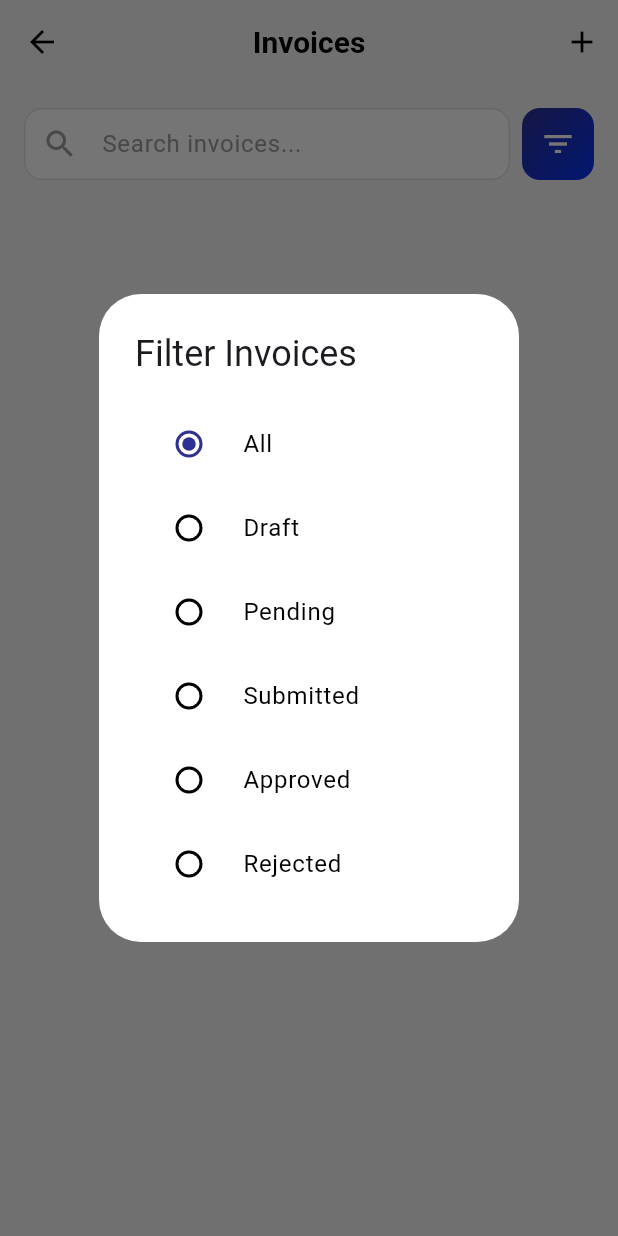
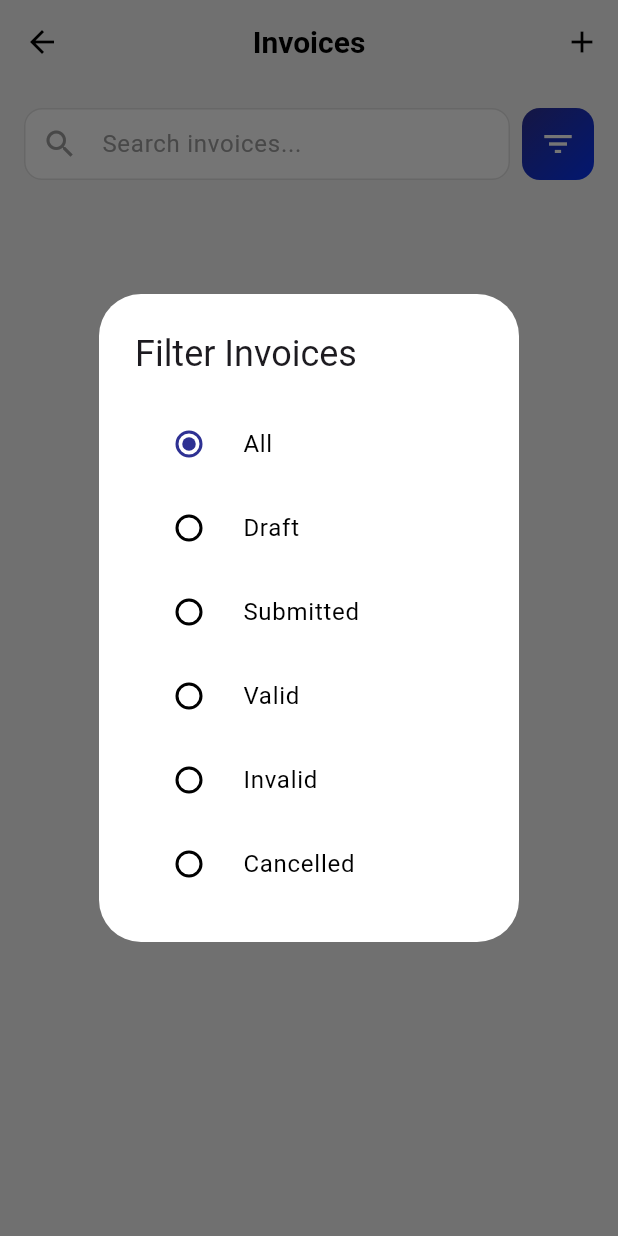
Before and after one commit to jocelyngan2005/smeasy, a Flutter app: the InvoiceListScreen screen opened directly, after a tap on the "filter list" icon, on a phone screen of 412 x 824 dp. Run offline on Flutter 3.47's test engine with Material 3 defaults, Android fonts, the phone set to English and light mode, and no system bars; our stand-ins replace cloud_firestore, firebase_auth, firebase_core, fl_chart, flutter_dotenv, geolocator and 5 more; accounts and stored records are empty; Roboto replaces fonts that are missing (Sen); project files that could hold a hidden picture were left out.

Commit message:
Updated invoice status

```diff
--- a/myinvoicemate/lib/backend/compliance/services/compliance_service.dart
+++ b/myinvoicemate/lib/backend/compliance/services/compliance_service.dart
@@ -62,7 +62,7 @@ class ComplianceService {
         }
       }
 
-      if (requiresSubmission && status == 'validated') {
+      if (requiresSubmission && status == 'submitted') {
         final dueTs = data['dueDate'];
         if (dueTs is Timestamp && dueTs.toDate().isBefore(now)) {
           overdueInvoices++;
--- a/myinvoicemate/lib/backend/invoice/models/invoice_adapter.dart
+++ b/myinvoicemate/lib/backend/invoice/models/invoice_adapter.dart
@@ -61,17 +61,18 @@ extension InvoiceBuilder on Invoice {
     // Map status string to ComplianceStatus enum
     ComplianceStatus complianceStatus;
     switch (status.toLowerCase()) {
+      case 'validated': // legacy — map to submitted
       case 'submitted':
         complianceStatus = ComplianceStatus.submitted;
         break;
-      case 'accepted':
-        complianceStatus = ComplianceStatus.accepted;
+      case 'valid':
+        complianceStatus = ComplianceStatus.valid;
         break;
-      case 'rejected':
-        complianceStatus = ComplianceStatus.rejected;
+      case 'invalid':
+        complianceStatus = ComplianceStatus.invalid;
         break;
-      case 'validated':
-        complianceStatus = ComplianceStatus.validated;
+      case 'cancelled':
+        complianceStatus = ComplianceStatus.cancelled;
         break;
       default:
         complianceStatus = ComplianceStatus.draft;
@@ -244,14 +245,12 @@ extension InvoiceCompat on Invoice {
     switch (complianceStatus) {
       case ComplianceStatus.draft:
         return 'draft';
-      case ComplianceStatus.validated:
-        return 'validated';
       case ComplianceStatus.submitted:
         return 'submitted';
-      case ComplianceStatus.accepted:
-        return 'accepted';
-      case ComplianceStatus.rejected:
-        return 'rejected';
+      case ComplianceStatus.valid:
+        return 'valid';
+      case ComplianceStatus.invalid:
+        return 'invalid';
       case ComplianceStatus.cancelled:
         return 'cancelled';
     }
--- a/myinvoicemate/lib/backend/invoice/models/invoice_model.dart
+++ b/myinvoicemate/lib/backend/invoice/models/invoice_model.dart
@@ -318,14 +318,12 @@ enum InvoiceType {
 enum ComplianceStatus {
   @JsonValue('draft')
   draft,
-  @JsonValue('validated')
-  validated,
   @JsonValue('submitted')
   submitted,
-  @JsonValue('accepted')
-  accepted,
-  @JsonValue('rejected')
-  rejected,
+  @JsonValue('valid')
+  valid,
+  @JsonValue('invalid')
+  invalid,
   @JsonValue('cancelled')
   cancelled,
 }
--- a/myinvoicemate/lib/backend/invoice/services/firestore_invoice_service.dart
+++ b/myinvoicemate/lib/backend/invoice/services/firestore_invoice_service.dart
@@ -97,7 +97,7 @@ class FirestoreInvoiceService {
         .where('createdBy', isEqualTo: userId)
         .where('isDeleted', isEqualTo: false)
         .where('requiresSubmission', isEqualTo: true)
-        .where('complianceStatus', isEqualTo: ComplianceStatus.validated.name)
+        .where('complianceStatus', isEqualTo: ComplianceStatus.submitted.name)
         .get();
     return snap.docs
         .map((d) => Invoice.fromJson(_fromFirestoreMap(d.data())..['id'] = d.id))
@@ -182,12 +182,12 @@ class FirestoreInvoiceService {
   // ANALYTICS (aggregated queries)
   // =========================================================================
 
-  /// Total revenue for [userId] across all accepted invoices.
+  /// Total revenue for [userId] across all valid invoices.
   Future<double> getTotalRevenue(String userId) async {
     final snap = await _invoices
         .where('createdBy', isEqualTo: userId)
         .where('isDeleted', isEqualTo: false)
-        .where('complianceStatus', isEqualTo: ComplianceStatus.accepted.name)
+        .where('complianceStatus', isEqualTo: ComplianceStatus.valid.name)
         .get();
     return snap.docs.fold<double>(
       0.0,
@@ -228,9 +228,9 @@ class FirestoreInvoiceService {
     for (final doc in snap.docs) {
       final data = doc.data();
       final status = data['complianceStatus'] as String?;
-      if (status == ComplianceStatus.validated.name) pending++;
+      if (status == ComplianceStatus.submitted.name) pending++;
       if (status == ComplianceStatus.submitted.name ||
-          status == ComplianceStatus.accepted.name) submitted++;
+          status == ComplianceStatus.valid.name) submitted++;
       revenue += ((data['totalAmount'] as num?) ?? 0).toDouble();
     }
 
--- a/myinvoicemate/lib/backend/invoice/services/invoice_orchestrator.dart
+++ b/myinvoicemate/lib/backend/invoice/services/invoice_orchestrator.dart
@@ -284,7 +284,7 @@ class InvoiceGenerationOrchestrator {
       }
 
       if (invoice.complianceStatus == ComplianceStatus.submitted ||
-          invoice.complianceStatus == ComplianceStatus.accepted) {
+          invoice.complianceStatus == ComplianceStatus.valid) {
         return SubmissionResult(
           success: false,
           message: 'Invoice already submitted',
--- a/myinvoicemate/lib/backend/invoice/services/invoice_service.dart
+++ b/myinvoicemate/lib/backend/invoice/services/invoice_service.dart
@@ -166,7 +166,7 @@ class InvoiceService {
         subtotal: 16000.00,
         taxAmount: 0.0,
         totalAmount: 16000.00,
-        status: AppConstants.statusPending,
+        status: AppConstants.statusSubmitted,
         createdBy: 'user123',
       ),
     ]);
--- a/myinvoicemate/lib/backend/knowledge_assistant/compliance_documents.dart
+++ b/myinvoicemate/lib/backend/knowledge_assistant/compliance_documents.dart
@@ -126,9 +126,9 @@ The following are EXEMPT from mandatory e-invoicing:
 1. Generate invoice in compliant format (JSON/XML)
 2. Validate invoice structure locally
 3. Submit to MyInvois API endpoint
-4. Receive validation response (acceptance/rejection)
-5. If accepted: Receive unique MyInvois Reference ID
-6. If rejected: Review error codes, correct, and resubmit
+4. Receive validation response (valid/invalid)
+5. If valid: Receive unique MyInvois Reference ID
+6. If invalid: Review error codes, correct, and resubmit
 7. Store MyInvois confirmation for 7 years
 
 ### 5.2 Submission Timeline
@@ -205,7 +205,7 @@ The following are EXEMPT from mandatory e-invoicing:
 **A:** For B2B transactions RM10k+, buyer MUST have TIN. Transaction cannot proceed without valid TIN. For B2C transactions, buyer TIN not required.
 
 ### Q: Can I edit submitted invoice?
-**A:** No. Once accepted by MyInvois, invoice is immutable. Use Credit Note or Debit Note for corrections.
+**A:** No. Once a document becomes valid in MyInvois, it is immutable. Use Credit Note or Debit Note for corrections.
 
 ### Q: What format should invoices be in?
 **A:** MyInvois accepts JSON or XML format following the official schema. Most accounting software auto-generates compliant formats.
@@ -275,7 +275,7 @@ The following are EXEMPT from mandatory e-invoicing:
       },
       {
         'question': 'Can I edit a submitted invoice?',
-        'answer': 'No. Once accepted by MyInvois, invoices are immutable. You must issue a Credit Note or Debit Note for corrections.',
+        'answer': 'No. Once a document becomes valid in MyInvois, invoices are immutable. You must issue a Credit Note or Debit Note for corrections.',
         'category': 'Technical',
       },
       {
@@ -312,7 +312,7 @@ The following are EXEMPT from mandatory e-invoicing:
       'Train all staff on MyInvois procedures',
       'Set up alerts for submission deadlines',
       'Maintain updated contact details in MyInvois profile',
-      'Review rejected invoices within 24 hours and resubmit',
+      'Review invalid invoices within 24 hours and resubmit',
       'Take advantage of the relaxation period to consolidate smaller invoices',
     ];
   }
--- a/myinvoicemate/lib/screens/invoices/invoice_detail_screen.dart
+++ b/myinvoicemate/lib/screens/invoices/invoice_detail_screen.dart
@@ -761,12 +761,12 @@ class _InvoiceDetailScreenState extends State<InvoiceDetailScreen> {
     switch (status.toLowerCase()) {
       case 'submitted':
         return Icons.send;
-      case 'approved':
+      case 'valid':
         return Icons.check_circle;
-      case 'rejected':
+      case 'invalid':
         return Icons.cancel;
-      case 'pending':
-        return Icons.pending;
+      case 'cancelled':
+        return Icons.block;
       default:
         return Icons.drafts;
     }
--- a/myinvoicemate/lib/screens/invoices/invoice_list_screen.dart
+++ b/myinvoicemate/lib/screens/invoices/invoice_list_screen.dart
@@ -383,10 +383,10 @@ class _InvoiceListScreenState extends State<InvoiceListScreen> {
           children: [
             _buildFilterOption('All', 'all'),
             _buildFilterOption('Draft', AppConstants.statusDraft),
-            _buildFilterOption('Pending', AppConstants.statusPending),
             _buildFilterOption('Submitted', AppConstants.statusSubmitted),
-            _buildFilterOption('Approved', AppConstants.statusApproved),
-            _buildFilterOption('Rejected', AppConstants.statusRejected),
+            _buildFilterOption('Valid', AppConstants.statusValid),
+            _buildFilterOption('Invalid', AppConstants.statusInvalid),
+            _buildFilterOption('Cancelled', AppConstants.statusCancelled),
           ],
         ),
       ),
--- a/myinvoicemate/lib/utils/constants.dart
+++ b/myinvoicemate/lib/utils/constants.dart
@@ -21,12 +21,12 @@ class AppConstants {
   static const String receiptsCollection = 'receipts';
   static const String complianceCollection = 'compliance';
 
-  // Invoice Status
-  static const String statusDraft = 'draft';
-  static const String statusPending = 'pending';
-  static const String statusSubmitted = 'submitted';
-  static const String statusApproved = 'approved';
-  static const String statusRejected = 'rejected';
+  // Invoice Status — aligned with LHDN SDK values
+  static const String statusDraft = 'draft';       // Value 5: local draft, not yet submitted
+  static const String statusSubmitted = 'submitted'; // Value 1: passed initial structure validations
+  static const String statusValid = 'valid';         // Value 2: successful validation
+  static const String statusInvalid = 'invalid';     // Value 3: validation issues
+  static const String statusCancelled = 'cancelled'; // Value 4: cancelled by issuer
 
   // Compliance Periods
   static const String relaxationPeriod = '2026-2027';
@@ -47,10 +47,10 @@ class AppColors {
 
   // Status Colors
   static const Color statusDraft = Color(0xFF9E9E9E);
-  static const Color statusPending = Color(0xFFFF9800);
-  static const Color statusSubmitted = Color(0xFF2196F3);
-  static const Color statusApproved = Color(0xFF4CAF50);
-  static const Color statusRejected = Color(0xFFF44336);
+  static const Color statusSubmitted = Color(0xFFFF9800);
+  static const Color statusValid = Color(0xFF4CAF50);
+  static const Color statusInvalid = Color(0xFFF44336);
+  static const Color statusCancelled = Color(0xFF9E9E9E);
 }
 
 class AppTheme {
```
Also changed, not shown: myinvoicemate/lib/utils/helpers.dart (+6 -6 lines), myinvoicemate/lib/backend/invoice/models/invoice_model.g.dart, 1 other file.
